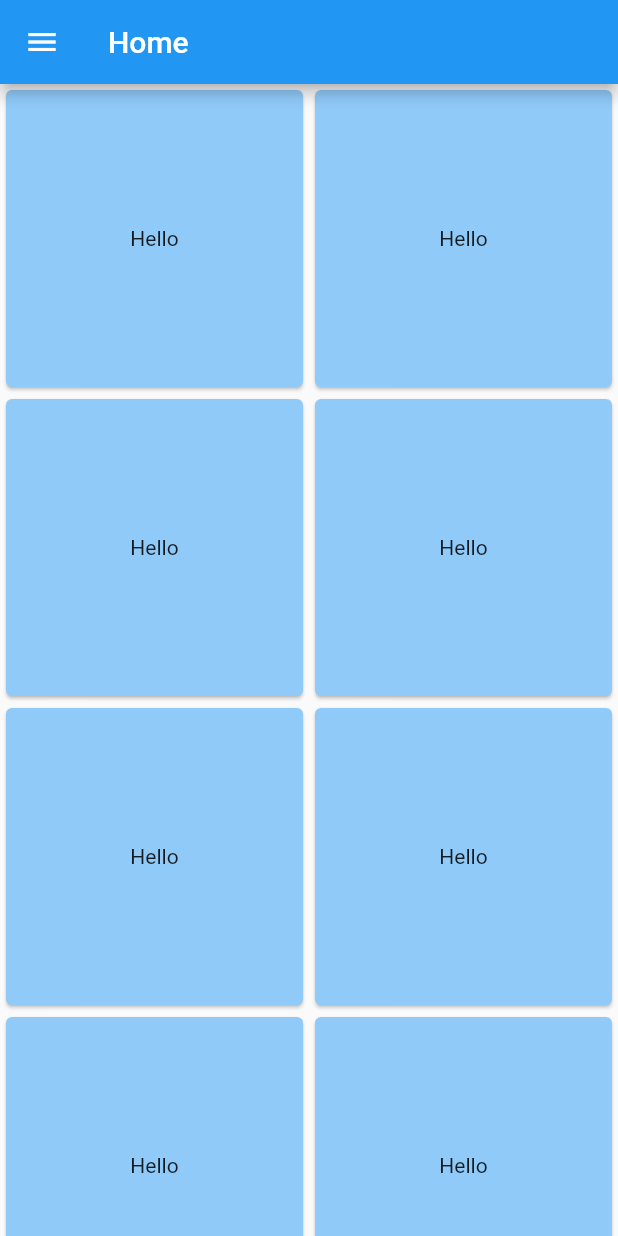
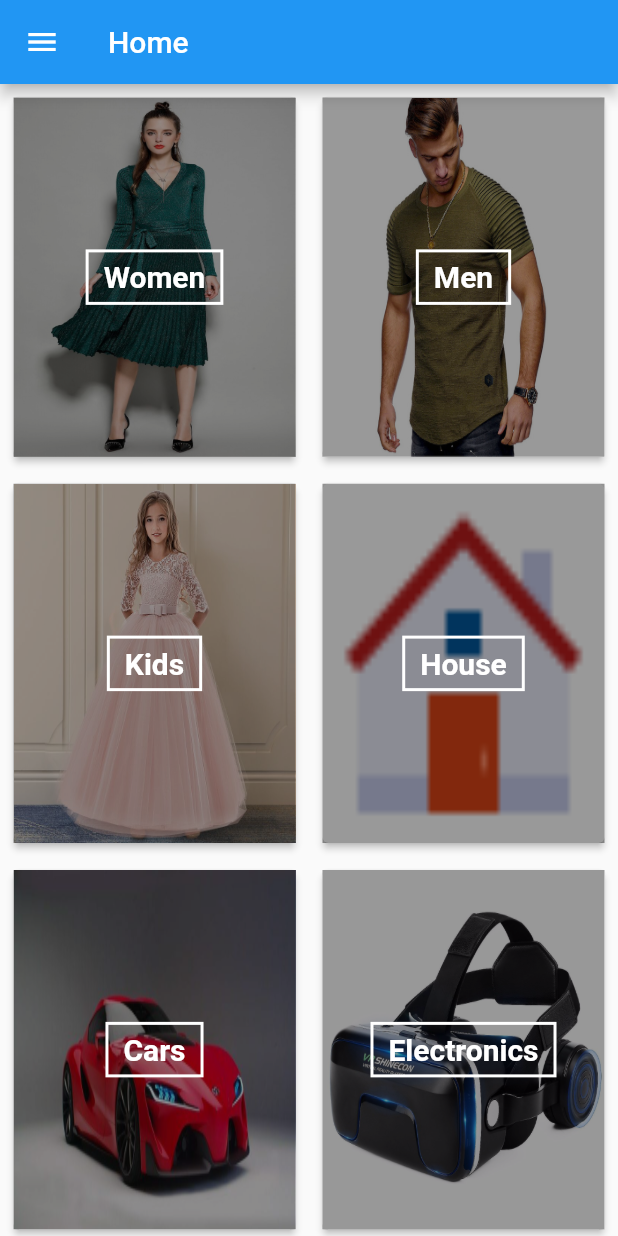
Before and after one commit to sarasnmsp21/flutterApp1st, a Flutter app: the HomePage screen opened by its route, on a phone screen of 412 x 824 dp. Run offline on Flutter 3.47's test engine with Material 2 defaults, Android fonts, the phone set to English and light mode, and no system bars; our stand-ins replace splashscreen.

Commit message:
changes in page

```diff
--- a/lib/home.dart
+++ b/lib/home.dart
@@ -7,13 +7,37 @@ void main() {
 }
 
 
-
 class HomePage extends StatefulWidget {
   @override
   _HomePageState createState() => _HomePageState();
 }
-
 class _HomePageState extends State<HomePage> {
+    var categories = [
+    {
+      'title': 'Women',
+      'img': 'assets/dress.jpg',
+    },
+    {
+      'title': 'Men',
+      'img': 'assets/men.jpg',
+    },
+    {
+      'title': 'Kids',
+      'img': 'assets/children.jpg',
+    },
+    {
+      'title': 'House',
+      'img': 'assets/home.png',
+    },
+    {
+      'title': 'Cars',
+      'img': 'assets/cars.jpg',
+    },
+    {
+      'title': 'Electronics',
+      'img': 'assets/electronics.jpg',
+    },
+  ];
   @override
   Widget build(BuildContext context) {
     return Scaffold(
@@ -26,34 +50,68 @@ class _HomePageState extends State<HomePage> {
   }
 
   Widget buildBody() {
-    return GridView.count(
-      crossAxisCount: 2,
-      children: new List<Widget>.generate(8, (index){
-        return new GridTile(
-          child: new Card(
-            color: Colors.blue.shade200,
-            child: new Center(
-              child: new Text('Hello'),
+    return GridView.builder(
+        gridDelegate: SliverGridDelegateWithFixedCrossAxisCount(
+            crossAxisCount: 2, childAspectRatio: 0.8),
+        itemCount: 6,
+        itemBuilder: (context, i) {
+          return InkWell(
+            child: Container(
+              margin: EdgeInsets.all(5),
+              child: Card(
+
+                elevation: 2,
+                child: Container(
+                  child: Container(
+                    color: Color.fromRGBO(0, 0, 0, 0.4),
+                    child: buildTitle(categories[i]['title']),
+                  ),
+                  decoration: BoxDecoration(
+                    image: DecorationImage(
+                        image: AssetImage(categories[i]['img']),
+                        fit: BoxFit.fill),
+                  ),
+                ),
+              ),
             ),
-          ),
-        );
-
-      })
+            onTap: () => {
+                 Navigator.pushNamed(context, '/productdetail')
+                },
+          );
+        });
+  }
+    Widget buildTitle(String title) {
+    return Center(
+      child: Container(
+        child: Text(
+          title,
+          style: TextStyle(
+              color: Colors.white, fontWeight: FontWeight.bold, fontSize: 20),
+        ),
+        padding: EdgeInsets.fromLTRB(10, 5, 10, 5),
+        decoration: BoxDecoration(
+            border: Border.all(
+                width: 2, color: Colors.white, style: BorderStyle.solid)),
+      ),
+    );
+  }
 
 
-    );
+Widget buildDrawer() {
 
-  }
+   return Drawer(
 
-Widget buildDrawer() {
-   return Drawer(
         child: ListView(
+
           padding: EdgeInsets.all(0),
           children: <Widget>[
+
             UserAccountsDrawerHeader(
+
               accountEmail: Text('sarasnmsp21@gmail.com'),
               accountName: Text('Saraswati Gauda'),
               currentAccountPicture: CircleAvatar(
+
                 child: Text('S'),
               ),
 
--- a/lib/main.dart
+++ b/lib/main.dart
@@ -3,6 +3,7 @@ import 'package:flutter2ndproject/predictgenderdemo.dart';
 import 'package:flutter2ndproject/userdetails.dart';
 import 'package:flutter2ndproject/searchdemo.dart';
 import 'package:flutter2ndproject/login.dart';
+import 'package:flutter2ndproject/product-detail.dart';
 import 'home.dart';
 import 'package:splashscreen/splashscreen.dart';
 
@@ -17,7 +18,8 @@ void main(){
       '/predictgender':(context) => HomeScreen(),
       '/userdetail':(context) => UserDetail(),
       '/testpage':(context) => TestPage(),
-      '/login':(context) => Login()
+      '/login':(context) => Login(),
+       '/productdetail':(context) => ProductDetail(),
     },
     ),
   );
--- a/lib/predictgenderdemo.dart
+++ b/lib/predictgenderdemo.dart
@@ -49,6 +49,7 @@ class _HomeScreenState extends State<HomeScreen> {
         Text('Enter a name to predic its gender.'),
         Padding(padding: const EdgeInsets.all(18.0),
         child: TextField(
+          autofocus: true,
           controller: _nameController,
           decoration: InputDecoration(
             hintText: 'Name'
--- a/lib/searchdemo.dart
+++ b/lib/searchdemo.dart
@@ -6,7 +6,6 @@ void main() {
   ),
 );
 }
-
 
 class TestPage extends StatefulWidget {
   TestPage({ Key key }) : super(key: key);
@@ -109,6 +108,7 @@ class _TestPageState extends State<TestPage>
               if (this.actionIcon.icon == Icons.search) {
                 this.actionIcon = new Icon(Icons.close, color: Colors.white,);
                 this.appBarTitle = new TextField(
+                  autofocus: true,
                   controller: _searchQuery,
                   style: new TextStyle(
                     color: Colors.white,
--- a/pubspec.yaml
+++ b/pubspec.yaml
@@ -49,6 +49,12 @@ flutter:
    - assets/image1.jpg
    - assets/image2.png
    - assets/image3.png
+   - assets/cars.jpg
+   - assets/children.jpg
+   - assets/dress.jpg
+   - assets/electronics.jpg
+   - assets/home.png
+   - assets/men.jpg
 
 
   # An image asset can refer to one or more resolution-specific "variants", see
```
Also changed, not shown: lib/login.dart (+30 -20 lines), lib/product-detail.dart (added, +115 -0 lines), assets/cars.jpg (added), assets/children.jpg (added), assets/dress.jpg (added), assets/electronics.jpg (added), assets/home.png (added), assets/men.jpg (added).
